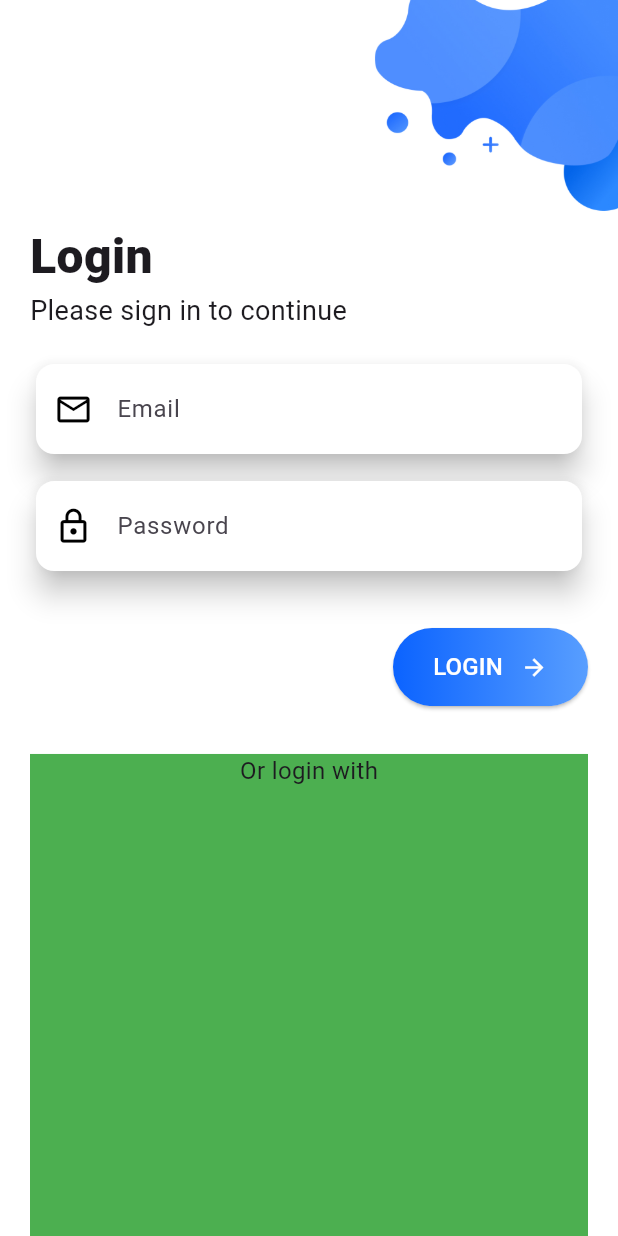
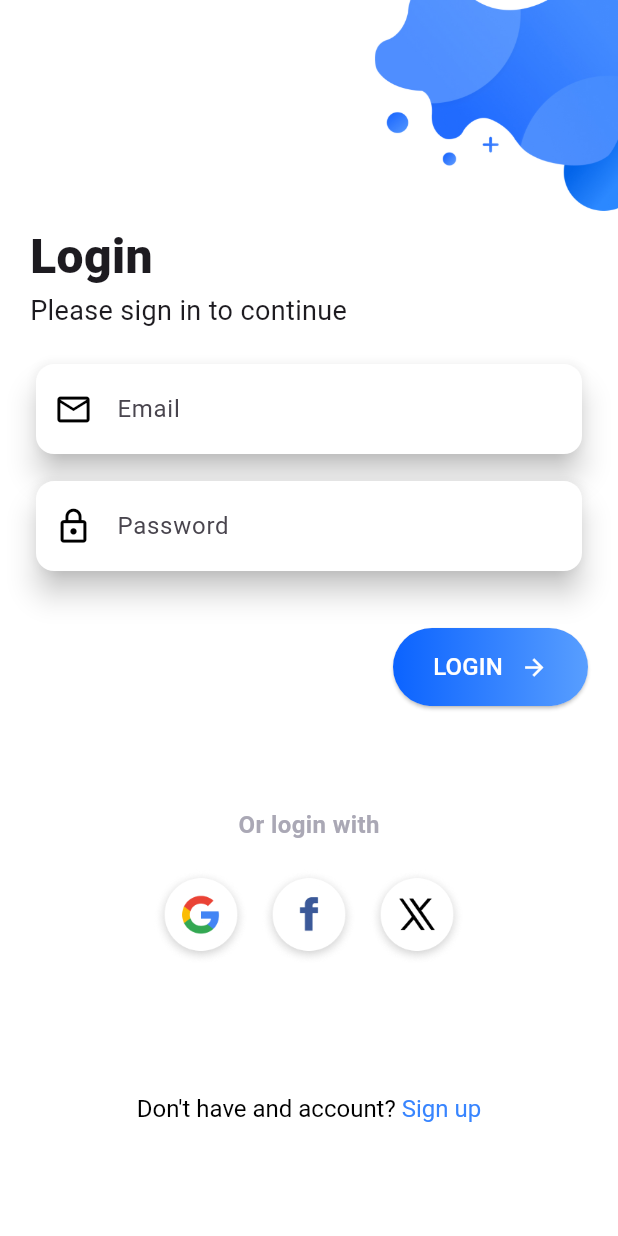
Before and after one commit to CodeCrypt05/Flutter-Dart-Fun-Challenge, a Flutter app: the screen it shows after launch, on a phone screen of 412 x 824 dp. Run offline on Flutter 3.47's test engine with Material 2 defaults, Android fonts, the phone set to English and light mode, and no system bars; our stand-ins replace google_fonts, hexcolor.

Commit message:
login screen design complete

```diff
--- a/lib/pages/login_screen.dart
+++ b/lib/pages/login_screen.dart
@@ -91,7 +91,7 @@ class _LoginScreenState extends State<LoginScreen> {
         // key: formKey,
         child: Column(
           children: [
-            SizedBox(
+            const SizedBox(
               height: 8,
             ),
             Card(
@@ -104,7 +104,7 @@ class _LoginScreenState extends State<LoginScreen> {
                   children: [
                     Container(
                       // padding: const EdgeInsets.only(top: 18),
-                      child: Icon(
+                      child: const Icon(
                         Icons.mail_outline,
                         color: Colors.black,
                         size: 26,
@@ -115,7 +115,7 @@ class _LoginScreenState extends State<LoginScreen> {
                         // color: Colors.amber,
                         padding: const EdgeInsets.only(left: 16, top: 6),
                         height: 60,
-                        child: TextField(
+                        child: const TextField(
                             decoration: InputDecoration(
                                 hintText: 'Email', border: InputBorder.none)),
                       ),
@@ -124,7 +124,7 @@ class _LoginScreenState extends State<LoginScreen> {
                 ),
               ),
             ),
-            SizedBox(
+            const SizedBox(
               height: 10,
             ),
             Card(
@@ -137,7 +137,7 @@ class _LoginScreenState extends State<LoginScreen> {
                   children: [
                     Container(
                       // padding: const EdgeInsets.only(top: 18),
-                      child: Icon(
+                      child: const Icon(
                         Icons.lock_outline,
                         color: Colors.black,
                         size: 26,
@@ -148,7 +148,7 @@ class _LoginScreenState extends State<LoginScreen> {
                         // color: Colors.amber,
                         padding: const EdgeInsets.only(left: 16, top: 6),
                         height: 60,
-                        child: TextField(
+                        child: const TextField(
                           decoration: InputDecoration(
                               hintText: 'Password', border: InputBorder.none),
                         ),
@@ -158,7 +158,7 @@ class _LoginScreenState extends State<LoginScreen> {
                 ),
               ),
             ),
-            SizedBox(
+            const SizedBox(
               height: 20,
             ),
             Container(
@@ -218,18 +218,70 @@ class _LoginScreenState extends State<LoginScreen> {
 
   Widget buildOrLoginWith() {
     return Container(
-      color: Colors.green,
-      margin: EdgeInsets.only(left: 20, right: 20),
+      // color: Colors.green,
+      margin: const EdgeInsets.only(left: 20, right: 20),
       width: double.infinity,
       height: w! * 0.86,
       child: Column(
         children: [
+          SizedBox(height: 36),
           Text(
             'Or login with',
             style: GoogleFonts.roboto(
+              color: HexColor('#AAA8B5'),
               fontSize: 16,
+              fontWeight: FontWeight.w600,
             ),
           ),
+          SizedBox(height: 18),
+          Row(
+            mainAxisAlignment: MainAxisAlignment.center,
+            children: [
+              Image.asset(
+                googleIc,
+                fit: BoxFit.cover,
+                height: 64,
+                width: 64,
+              ),
+              SizedBox(width: 8),
+              Image.asset(
+                facebookIc,
+                fit: BoxFit.cover,
+                height: 64,
+                width: 64,
+              ),
+              SizedBox(width: 8),
+              Image.asset(
+                twitterIc,
+                fit: BoxFit.cover,
+                height: 64,
+                width: 64,
+              ),
+            ],
+          ),
+          SizedBox(height: 86),
+          RichText(
+              text: TextSpan(children: [
+            TextSpan(
+              text: "Don't have and account? ",
+              style: GoogleFonts.roboto(
+                textStyle: const TextStyle(
+                    color: Colors.black,
+                    fontSize: 16,
+                    fontWeight: FontWeight.w400),
+              ),
+            ),
+            TextSpan(
+              text: "Sign up",
+              style: GoogleFonts.roboto(
+                textStyle: TextStyle(
+                  color: HexColor('#3885FF'),
+                  fontSize: 16,
+                  fontWeight: FontWeight.w400,
+                ),
+              ),
+            ),
+          ])),
         ],
       ),
     );
--- a/lib/utility/constants.dart
+++ b/lib/utility/constants.dart
@@ -4,4 +4,6 @@ double? h;
 // Images
 const String bubbleImg = "assets/images/bubble_design.jpg";
 
-const String twitterIc = "assets/icons/twitter_ic.svg";
+const String googleIc = "assets/icons/google_ic.jpg";
+const String facebookIc = "assets/icons/facebook_ic.jpg";
+const String twitterIc = "assets/icons/twitter_ic.jpg";
```
Also changed, not shown: assets/icons/facebook_ic.jpg (added), assets/icons/facebook_ic.svg (deleted), assets/icons/google_ic.jpg (added), assets/icons/google_ic.svg (deleted), assets/icons/twitter_ic.jpg (added), assets/icons/twitter_ic.svg (deleted).
